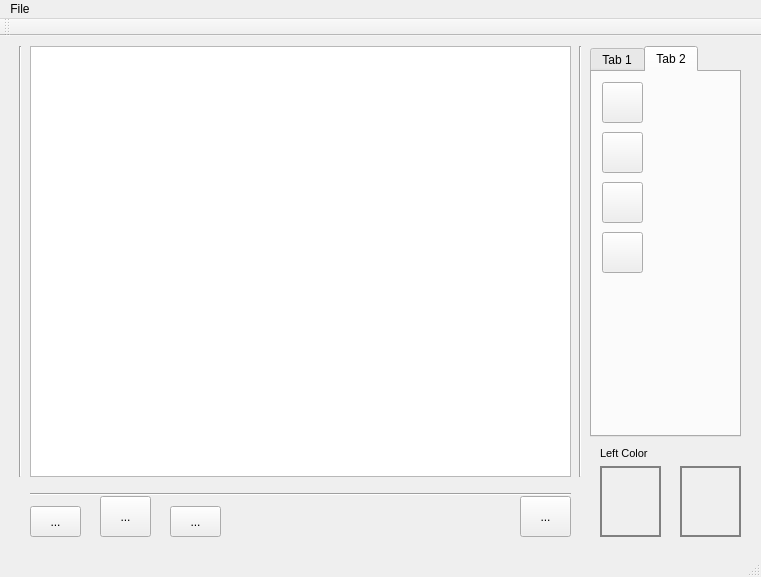
Old version of the form Sprite_Editor_Extreme/mainwindow.ui in the repository jokthefoo/Sprite-Editor.
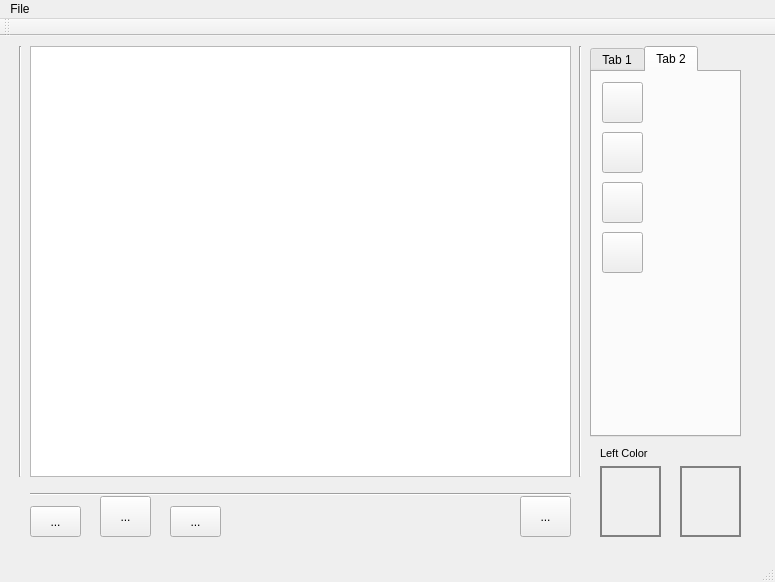
New version of the form. The open tabs and pages were chosen to show the change. Custom widgets are drawn as their Qt base class.

```diff
--- a/Sprite_Editor_Extreme/mainwindow.ui
+++ b/Sprite_Editor_Extreme/mainwindow.ui
@@ -6,8 +6,8 @@
    <rect>
     <x>0</x>
     <y>0</y>
-    <width>761</width>
-    <height>577</height>
+    <width>775</width>
+    <height>582</height>
    </rect>
   </property>
   <property name="windowTitle">
@@ -329,8 +329,8 @@
     <rect>
      <x>0</x>
      <y>0</y>
-     <width>761</width>
-     <height>19</height>
+     <width>775</width>
+     <height>17</height>
     </rect>
    </property>
    <widget class="QMenu" name="menuFile">
@@ -342,6 +342,7 @@
    </widget>
    <addaction name="menuFile"/>
   </widget>
+  <widget class="QStatusBar" name="statusBar"/>
   <widget class="QToolBar" name="mainToolBar">
    <attribute name="toolBarArea">
     <enum>TopToolBarArea</enum>
@@ -350,7 +351,6 @@
     <bool>false</bool>
    </attribute>
   </widget>
-  <widget class="QStatusBar" name="statusBar"/>
   <action name="actionCanvasSize">
    <property name="text">
     <string>CanvasSize</string>
```
Left out of the diff: 2 changed lines with no effect on the pictures.
